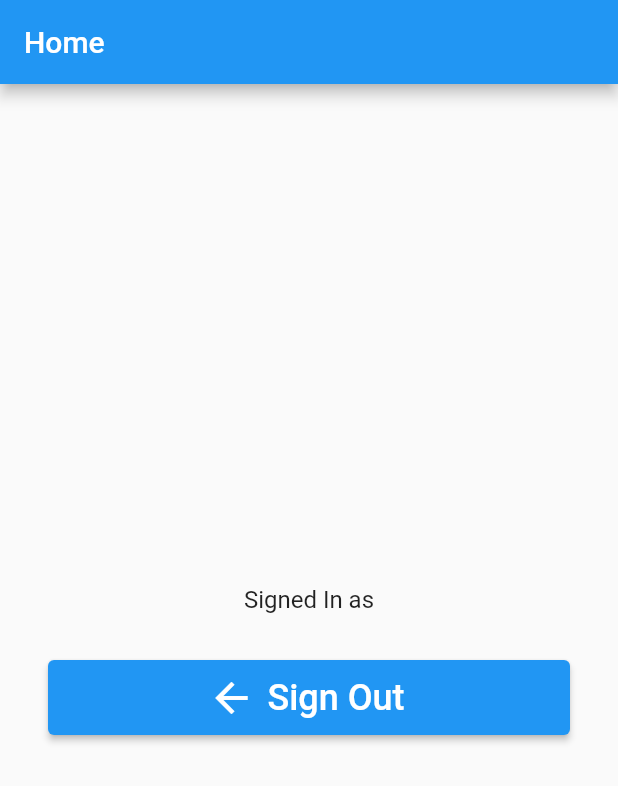
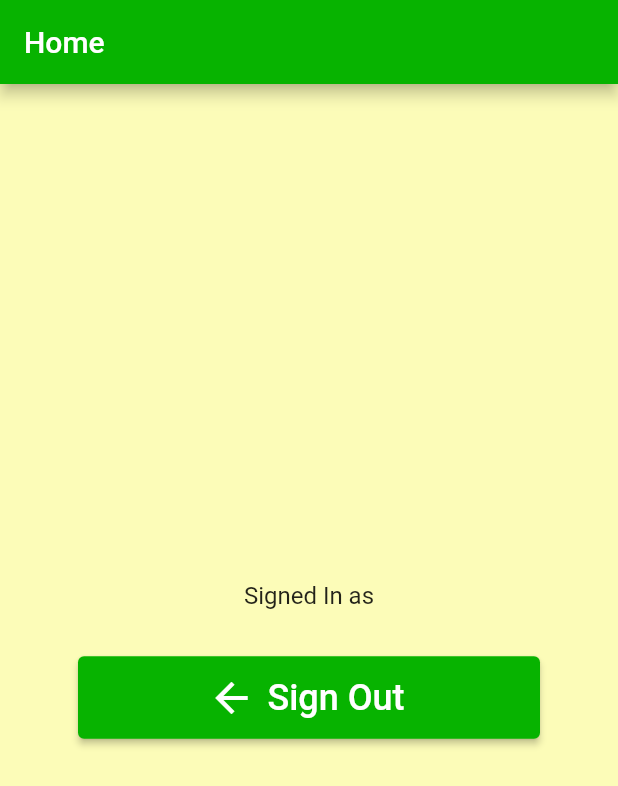
Before and after one commit to NCastle2793/HappyKidzExp, a Flutter app: the screen it shows once a user with an empty profile is signed in, on a phone screen of 412 x 824 dp. Shown: the top 786 px of the screen. Run offline on Flutter 3.47's test engine with Material 2 defaults, Android fonts, the phone set to English and light mode, and no system bars; our stand-ins replace email_validator, firebase_auth, firebase_core; accounts and stored records are empty.

Commit message:
Login, register, forgot password & verify email complete

```diff
--- a/lib/main.dart
+++ b/lib/main.dart
@@ -2,6 +2,7 @@ import 'package:firebase_auth/firebase_auth.dart';
 import 'package:firebase_core/firebase_core.dart';
 import 'package:flutter/material.dart';
 import 'package:happy_kidz_exp/page/home.dart';
+import 'package:happy_kidz_exp/page/verify_email.dart';
 import 'package:happy_kidz_exp/utils.dart';
 //import 'package:happy_kidz_exp/widget/login.dart';
 import 'package:happy_kidz_exp/page/auth.dart';
@@ -42,7 +43,7 @@ class MainPage extends StatelessWidget {
                   child: Text(
                       'Something went wrong')); // Error message for when something went wrong.
             } else if (snapshot.hasData) {
-              return HomePage(); // If logged in, return homepage.
+              return VerifyEmailPage(); // If logged in, return homepage.
             } else {
               return AuthPage(); // If logged out, return login page.
             }
--- a/lib/page/home.dart
+++ b/lib/page/home.dart
@@ -8,7 +8,9 @@ class HomePage extends StatelessWidget {
         FirebaseAuth.instance.currentUser!; // Used to access user info.
 
     return Scaffold(
+      backgroundColor: Color(0xffFCFCB8),
       appBar: AppBar(
+        backgroundColor: Color(0xff07B300),
         title: Text('Home'),
       ),
       body: Padding(
@@ -25,9 +27,12 @@ class HomePage extends StatelessWidget {
               user.email!, // Displays user email.
               style: TextStyle(fontSize: 20, fontWeight: FontWeight.bold),
             ),
-            ElevatedButton.icon(
+            Padding(
+              padding: const EdgeInsets.symmetric(horizontal: 20.0),
+              child: ElevatedButton.icon(
                 style: ElevatedButton.styleFrom(
-                minimumSize: Size.fromHeight(50),
+                  primary: Color(0xff07B300),
+                  minimumSize: Size.fromHeight(55),
                 ),
                 icon: Icon(Icons.arrow_back, size: 32),
                 label: Text(
@@ -37,6 +42,7 @@ class HomePage extends StatelessWidget {
                 onPressed: () => FirebaseAuth.instance
                     .signOut(), // Calling Firebase signOut method from Firebase auth package.
               ),
+            ),
           ],
         ),
       ),
--- /dev/null
+++ b/lib/page/verify_email.dart
@@ -0,0 +1,112 @@
+import 'dart:async';
+import 'package:firebase_auth/firebase_auth.dart';
+import 'package:happy_kidz_exp/page/home.dart';
+import 'package:happy_kidz_exp/utils.dart';
+import 'package:flutter/material.dart';
+
+class VerifyEmailPage extends StatefulWidget {
+  @override
+  _VerifyEmailPageState createState() => _VerifyEmailPageState();
+}
+
+class _VerifyEmailPageState extends State<VerifyEmailPage> {
+  bool isEmailVerified = false;
+  bool canResendEmail = false;
+  Timer? timer;
+
+  @override
+  void initState() {
+    super.initState();
+
+    isEmailVerified = FirebaseAuth.instance.currentUser!.emailVerified;
+
+    if (!isEmailVerified) {
+      sendVerificationEmail();
+
+      timer = Timer.periodic(
+        Duration(seconds: 3),
+        (_) => checkEmailVerified(),
+      );
+    }
+  }
+
+  @override
+  void dispose() {
+    timer?.cancel();
+
+    super.dispose();
+  }
+
+  Future checkEmailVerified() async {
+    await FirebaseAuth.instance.currentUser!.reload();
+
+    setState(() {
+      isEmailVerified = FirebaseAuth.instance.currentUser!.emailVerified;
+    });
+
+    if (isEmailVerified) timer?.cancel();
+  }
+
+  Future sendVerificationEmail() async {
+    try {
+      final user = FirebaseAuth.instance.currentUser!;
+      await user.sendEmailVerification();
+
+      setState(() => canResendEmail = false);
+      await Future.delayed(Duration(seconds: 5));
+      setState(() => canResendEmail = true);
+    } catch (e) {
+      Utils.showSnackBar(e.toString());
+    }
+  }
+
+  @override
+  Widget build(BuildContext context) => isEmailVerified
+      ? HomePage()
+      : Scaffold(
+    backgroundColor: Color(0xffFCFCB8),
+          body: Padding(
+            padding: EdgeInsets.all(16),
+            child: Column(
+              mainAxisAlignment: MainAxisAlignment.center,
+              children: [
+                Text(
+                  'A verification email hs been sent to your email.',
+                  style: TextStyle(fontSize: 20),
+                  textAlign: TextAlign.center,
+                ),
+                SizedBox(height: 24),
+                Padding(
+                  padding: const EdgeInsets.symmetric(horizontal: 20.0),
+                  child: ElevatedButton.icon(
+                      style: ElevatedButton.styleFrom(
+                        primary: Color(0xff07B300),
+                        minimumSize: Size.fromHeight(55),
+                      ),
+                      icon: Icon(Icons.email, size: 32),
+                      label: Text(
+                        'Resend Email',
+                        style: TextStyle(fontSize: 24),
+                      ),
+                      onPressed: canResendEmail ? sendVerificationEmail : null),
+                ),
+                SizedBox(height: 8),
+                Padding(
+                  padding: const EdgeInsets.symmetric(horizontal: 20.0),
+                  child: TextButton(
+                      style: TextButton.styleFrom(
+                        primary: Color(0xff07B300),
+                        minimumSize: Size.fromHeight(55),
+                      ),
+                      child: Text(
+                        'Cancel',
+                        style: TextStyle(fontSize: 24),
+                      ),
+                      onPressed: () => FirebaseAuth.instance.signOut()
+                  ),
+                ),
+              ],
+            ),
+          ),
+        );
+}
--- a/lib/widget/login.dart
+++ b/lib/widget/login.dart
@@ -100,7 +100,7 @@ class _LoginWidgetState extends State<LoginWidget> {
                   ),
                 ),
                 onTap: () => Navigator.of(context).push(MaterialPageRoute(
-                    builder: (context) => ForgotPassword(),
+                    builder: (context) => ForgotPasswordPage(),
                 )),
               ),
               SizedBox(height: 5),
```
Also changed, not shown: lib/page/forgot_password.dart (+4 -4 lines). Lines whose indentation alone changed are shown as unchanged.
